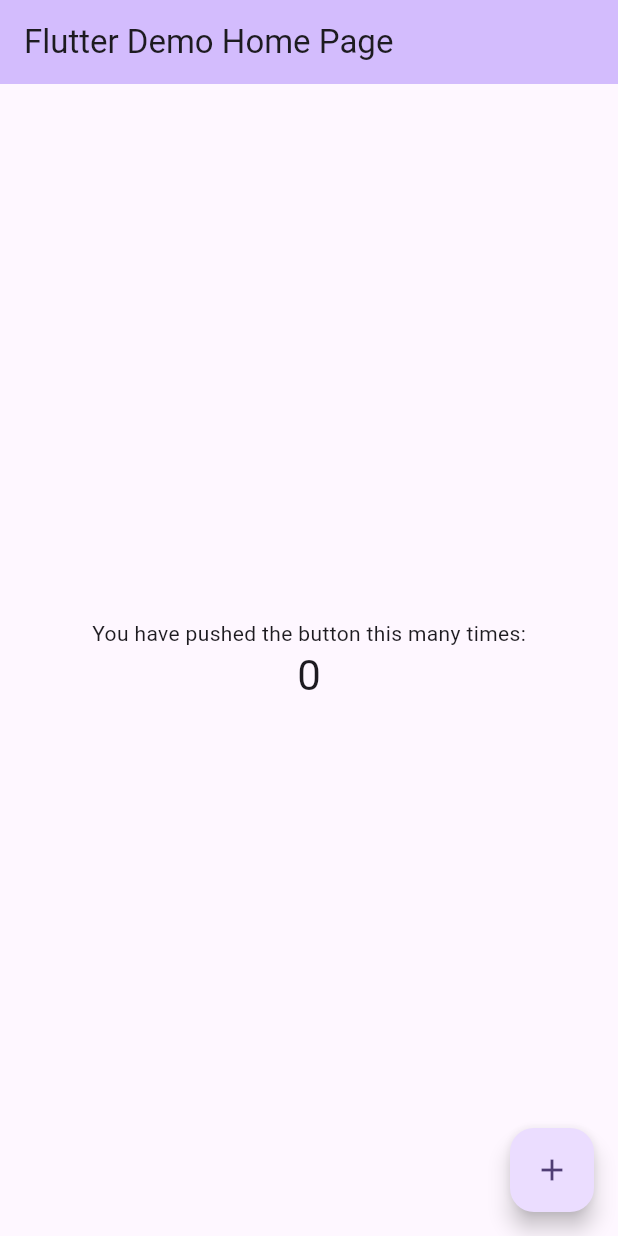
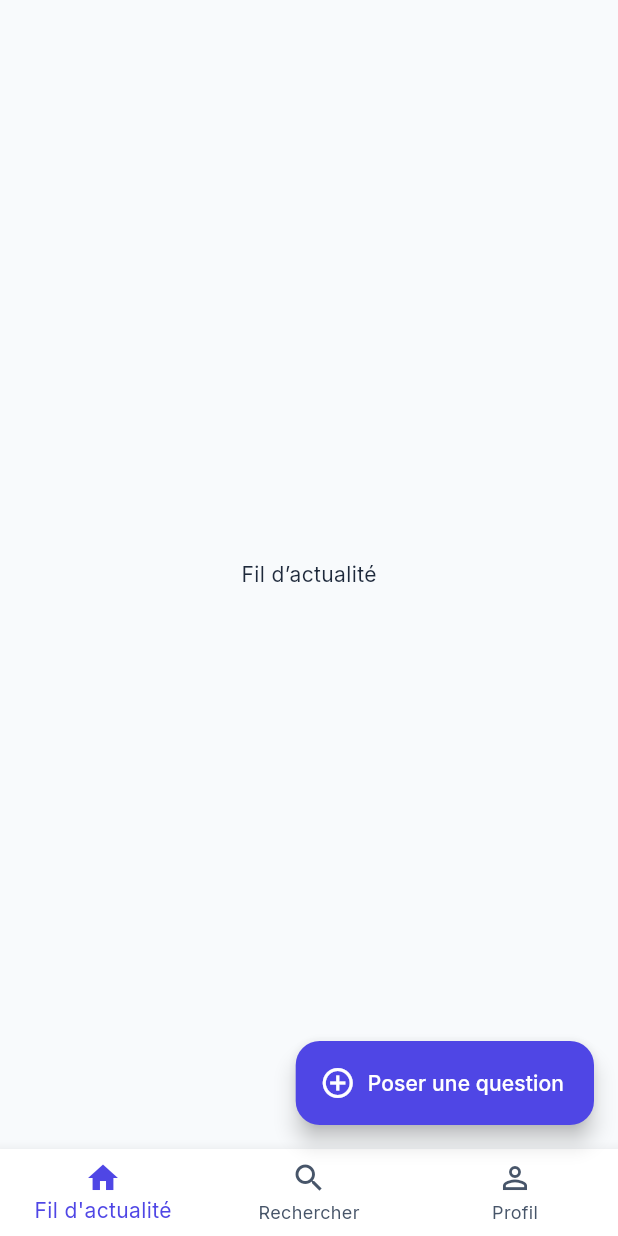
Before and after one commit to walltch/StudConnect, a Flutter app: the screen it shows after launch, on a phone screen of 412 x 824 dp. Run offline on Flutter 3.47's test engine with Material 3 defaults, Android fonts, the phone set to English and light mode, and no system bars; our stand-ins replace go_router, google_fonts, sqflite; accounts and stored records are empty.

Commit message:
mobile: wire routing, nav shell, main.dart bootstrap
go_router avec StatefulShellRoute.indexedStack (Fil d'actualite /
Rechercher / Profil) + FAB "Poser une question" accessible partout,
routes /questions/new et /questions/:id.

main.dart bootstrap reel : AppDatabase -> AppRepository -> Provider ->
MaterialApp.router (remplace le compteur par defaut).

Ecrans pour l'instant en stub (contenu reel = taches suivantes),
mais l'app compile, navigue et les tests passent des maintenant.

QuestionCard + TagPill (widgets partages Feed/Profil/Recherche) et
time_ago.dart deja construits puisque plusieurs ecrans en dependent.

Retrait de lucide_icons : incompatible avec le SDK Flutter actuel
(IconData est une classe 'final', le package essaie de l'etendre) ->
remplace par les icones Material integrees, zero risque de
compatibilite.

```diff
--- a/mobile/lib/main.dart
+++ b/mobile/lib/main.dart
@@ -1,121 +1,32 @@
 import 'package:flutter/material.dart';
+import 'package:provider/provider.dart';
 
-void main() {
-  runApp(const MyApp());
+import 'data/app_database.dart';
+import 'data/repository.dart';
+import 'router/app_router.dart';
+import 'theme/app_theme.dart';
+
+void main() async {
+  WidgetsFlutterBinding.ensureInitialized();
+  final db = await AppDatabase.open();
+  final repository = await AppRepository.create(db);
+  runApp(StudConnectApp(repository: repository));
 }
 
-class MyApp extends StatelessWidget {
-  const MyApp({super.key});
+class StudConnectApp extends StatelessWidget {
+  const StudConnectApp({super.key, required this.repository});
 
-  // This widget is the root of your application.
-  @override
-  Widget build(BuildContext context) {
-    return MaterialApp(
-      title: 'Flutter Demo',
-      theme: ThemeData(
-        // This is the theme of your application.
-        //
-        // TRY THIS: Try running your application with "flutter run". You'll see
-        // the application has a purple toolbar. Then, without quitting the app,
-        // try changing the seedColor in the colorScheme below to Colors.green
-        // and then invoke "hot reload" (save your changes or press the "hot
-        // reload" button in a Flutter-supported IDE, or press "r" if you used
-        // the command line to start the app).
-        //
-        // Notice that the counter didn't reset back to zero; the application
-        // state is not lost during the reload. To reset the state, use hot
-        // restart instead.
-        //
-        // This works for code too, not just values: Most code changes can be
-        // tested with just a hot reload.
-        colorScheme: .fromSeed(seedColor: Colors.deepPurple),
-      ),
-      home: const MyHomePage(title: 'Flutter Demo Home Page'),
-    );
-  }
-}
-
-class MyHomePage extends StatefulWidget {
-  const MyHomePage({super.key, required this.title});
-
-  // This widget is the home page of your application. It is stateful, meaning
-  // that it has a State object (defined below) that contains fields that affect
-  // how it looks.
-
-  // This class is the configuration for the state. It holds the values (in this
-  // case the title) provided by the parent (in this case the App widget) and
-  // used by the build method of the State. Fields in a Widget subclass are
-  // always marked "final".
-
-  final String title;
-
-  @override
-  State<MyHomePage> createState() => _MyHomePageState();
-}
-
-class _MyHomePageState extends State<MyHomePage> {
-  int _counter = 0;
-
-  void _incrementCounter() {
-    setState(() {
-      // This call to setState tells the Flutter framework that something has
-      // changed in this State, which causes it to rerun the build method below
-      // so that the display can reflect the updated values. If we changed
-      // _counter without calling setState(), then the build method would not be
-      // called again, and so nothing would appear to happen.
-      _counter++;
-    });
-  }
+  final AppRepository repository;
 
   @override
   Widget build(BuildContext context) {
-    // This method is rerun every time setState is called, for instance as done
-    // by the _incrementCounter method above.
-    //
-    // The Flutter framework has been optimized to make rerunning build methods
-    // fast, so that you can just rebuild anything that needs updating rather
-    // than having to individually change instances of widgets.
-    return Scaffold(
-      appBar: AppBar(
-        // TRY THIS: Try changing the color here to a specific color (to
-        // Colors.amber, perhaps?) and trigger a hot reload to see the AppBar
-        // change color while the other colors stay the same.
-        backgroundColor: Theme.of(context).colorScheme.inversePrimary,
-        // Here we take the value from the MyHomePage object that was created by
-        // the App.build method, and use it to set our appbar title.
-        title: Text(widget.title),
-      ),
-      body: Center(
-        // Center is a layout widget. It takes a single child and positions it
-        // in the middle of the parent.
-        child: Column(
-          // Column is also a layout widget. It takes a list of children and
-          // arranges them vertically. By default, it sizes itself to fit its
-          // children horizontally, and tries to be as tall as its parent.
-          //
-          // Column has various properties to control how it sizes itself and
-          // how it positions its children. Here we use mainAxisAlignment to
-          // center the children vertically; the main axis here is the vertical
-          // axis because Columns are vertical (the cross axis would be
-          // horizontal).
-          //
-          // TRY THIS: Invoke "debug painting" (choose the "Toggle Debug Paint"
-          // action in the IDE, or press "p" in the console), to see the
-          // wireframe for each widget.
-          mainAxisAlignment: .center,
-          children: [
-            const Text('You have pushed the button this many times:'),
-            Text(
-              '$_counter',
-              style: Theme.of(context).textTheme.headlineMedium,
-            ),
-          ],
-        ),
-      ),
-      floatingActionButton: FloatingActionButton(
-        onPressed: _incrementCounter,
-        tooltip: 'Increment',
-        child: const Icon(Icons.add),
+    return ChangeNotifierProvider.value(
+      value: repository,
+      child: MaterialApp.router(
+        title: 'StudConnect',
+        debugShowCheckedModeBanner: false,
+        theme: AppTheme.light,
+        routerConfig: buildAppRouter(),
       ),
     );
   }
--- /dev/null
+++ b/mobile/lib/router/app_router.dart
@@ -0,0 +1,57 @@
+import 'package:go_router/go_router.dart';
+
+import '../screens/feed/feed_screen.dart';
+import '../screens/new_question/new_question_screen.dart';
+import '../screens/profile/profile_screen.dart';
+import '../screens/question_detail/question_detail_screen.dart';
+import '../screens/search/search_screen.dart';
+import '../widgets/shared/app_scaffold.dart';
+
+/// Routes mirror the web app's URL shape (/, /questions/:id,
+/// /questions/new, /profile, /search) so both clients share the same
+/// mental model of navigation.
+GoRouter buildAppRouter() {
+  return GoRouter(
+    initialLocation: '/',
+    routes: [
+      StatefulShellRoute.indexedStack(
+        builder: (context, state, navigationShell) =>
+            AppScaffold(navigationShell: navigationShell),
+        branches: [
+          StatefulShellBranch(
+            routes: [
+              GoRoute(path: '/', builder: (context, state) => const FeedScreen()),
+            ],
+          ),
+          StatefulShellBranch(
+            routes: [
+              GoRoute(
+                path: '/search',
+                builder: (context, state) => const SearchScreen(),
+              ),
+            ],
+          ),
+          StatefulShellBranch(
+            routes: [
+              GoRoute(
+                path: '/profile',
+                builder: (context, state) => const ProfileScreen(),
+              ),
+            ],
+          ),
+        ],
+      ),
+      GoRoute(
+        path: '/questions/new',
+        builder: (context, state) => NewQuestionScreen(
+          questionId: state.uri.queryParameters['questionId'],
+        ),
+      ),
+      GoRoute(
+        path: '/questions/:id',
+        builder: (context, state) =>
+            QuestionDetailScreen(questionId: state.pathParameters['id']!),
+      ),
+    ],
+  );
+}
--- /dev/null
+++ b/mobile/lib/screens/feed/feed_screen.dart
@@ -0,0 +1,10 @@
+import 'package:flutter/material.dart';
+
+class FeedScreen extends StatelessWidget {
+  const FeedScreen({super.key});
+
+  @override
+  Widget build(BuildContext context) {
+    return const Scaffold(body: Center(child: Text('Fil d’actualité')));
+  }
+}
--- /dev/null
+++ b/mobile/lib/widgets/shared/app_scaffold.dart
@@ -0,0 +1,46 @@
+import 'package:flutter/material.dart';
+import 'package:go_router/go_router.dart';
+
+/// Shared bottom-nav shell (Fil d'actualité / Rechercher / Profil) with a
+/// "Poser une question" FAB reachable from every tab, wrapping go_router's
+/// StatefulShellRoute so each tab keeps its own navigation state.
+class AppScaffold extends StatelessWidget {
+  const AppScaffold({super.key, required this.navigationShell});
+
+  final StatefulNavigationShell navigationShell;
+
+  @override
+  Widget build(BuildContext context) {
+    return Scaffold(
+      body: navigationShell,
+      floatingActionButton: FloatingActionButton.extended(
+        onPressed: () => context.push('/questions/new'),
+        icon: const Icon(Icons.add_circle_outline),
+        label: const Text('Poser une question'),
+      ),
+      bottomNavigationBar: BottomNavigationBar(
+        currentIndex: navigationShell.currentIndex,
+        onTap: (index) => navigationShell.goBranch(
+          index,
+          initialLocation: index == navigationShell.currentIndex,
+        ),
+        items: const [
+          BottomNavigationBarItem(
+            icon: Icon(Icons.home_outlined),
+            activeIcon: Icon(Icons.home),
+            label: "Fil d'actualité",
+          ),
+          BottomNavigationBarItem(
+            icon: Icon(Icons.search),
+            label: 'Rechercher',
+          ),
+          BottomNavigationBarItem(
+            icon: Icon(Icons.person_outline),
+            activeIcon: Icon(Icons.person),
+            label: 'Profil',
+          ),
+        ],
+      ),
+    );
+  }
+}
--- a/mobile/pubspec.yaml
+++ b/mobile/pubspec.yaml
@@ -37,8 +37,6 @@ dependencies:
   path: ^1.9.1
   path_provider: ^2.1.6
   google_fonts: ^8.1.0
-  lucide_icons: ^0.257.0
-
 dev_dependencies:
   flutter_test:
     sdk: flutter
```
Also changed, not shown: mobile/lib/screens/new_question/new_question_screen.dart (added, +20 -0 lines), mobile/lib/screens/profile/profile_screen.dart (added, +10 -0 lines), mobile/lib/screens/question_detail/question_detail_screen.dart (added, +12 -0 lines), mobile/lib/screens/search/search_screen.dart (added, +10 -0 lines), mobile/lib/utils/time_ago.dart (added, +26 -0 lines), mobile/lib/widgets/questions/question_card.dart (added, +226 -0 lines), mobile/lib/widgets/questions/tag_pill.dart (added, +47 -0 lines), mobile/pubspec.lock, 1 other file.
